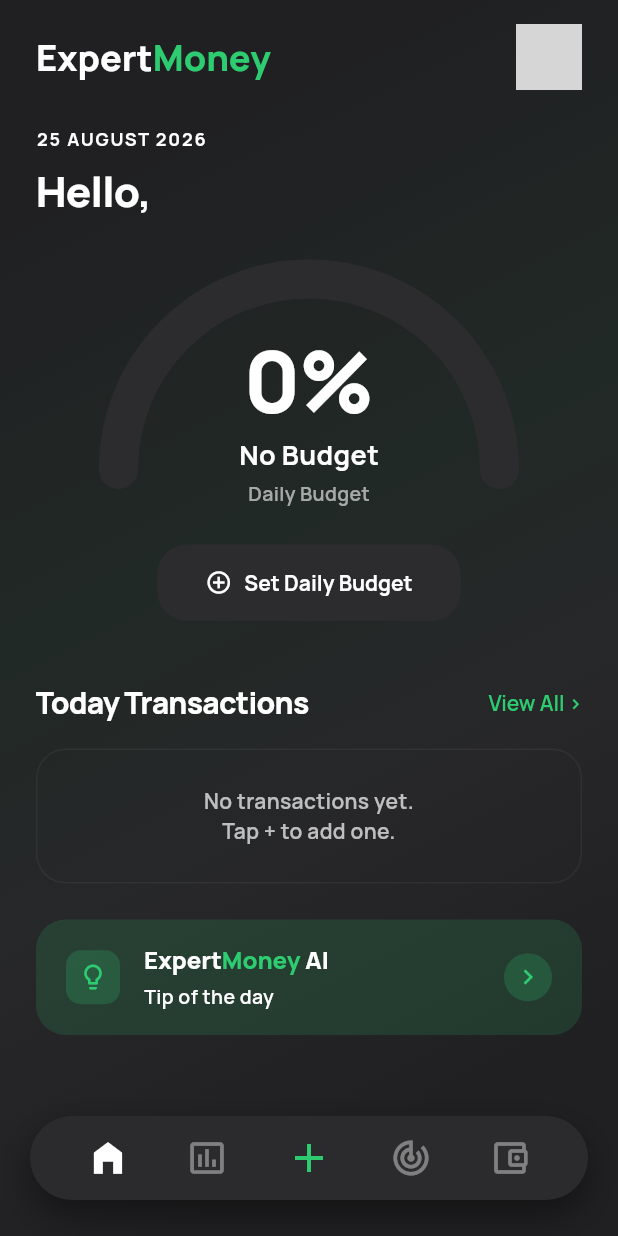
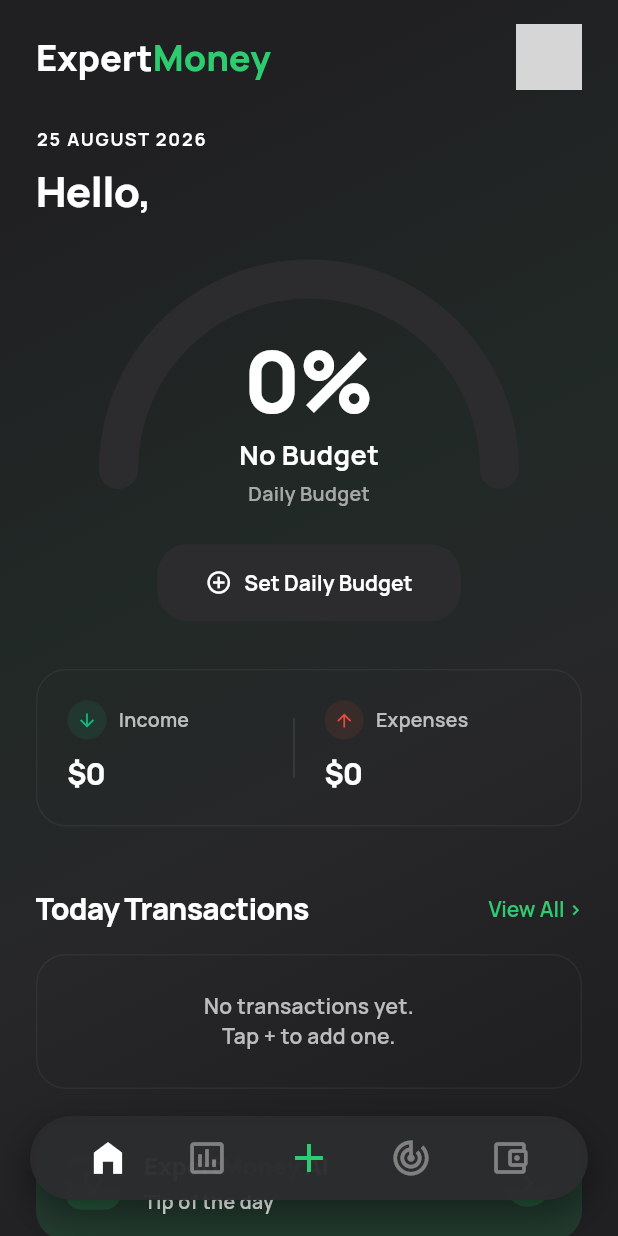
Before and after one commit to matasoo/ExpertMoneyApp, a Flutter app: the DashboardScreen screen opened by its route, on a phone screen of 412 x 824 dp. Run offline on Flutter 3.47's test engine with Material 3 defaults, Android fonts, the phone set to English and light mode, and no system bars; drawn by our look-alikes of flutter_animate; our stand-ins replace cloud_firestore, firebase_auth, firebase_core, firebase_storage, fl_chart, flutter_dotenv and 8 more; accounts and stored records are empty; network calls fail; grey boxes are pictures that could not be loaded.

Commit message:
feat: add monthly summary to dashboard

```diff
--- a/lib/features/dashboard/presentation/dashboard_screen.dart
+++ b/lib/features/dashboard/presentation/dashboard_screen.dart
@@ -128,6 +128,8 @@ class _DashboardScreenState extends ConsumerState<DashboardScreen> {
               _buildGreeting(userProfile),
               SizedBox(height: 32),
               _buildDonutChart(percentage, dailyBudget, todayExpenses),
+              SizedBox(height: 32),
+              _buildMonthlySummary(transactions),
               if (recurringPayments.isNotEmpty || credits.isNotEmpty) ...[
                 SizedBox(height: 40),
                 _buildUpcomingPayments(recurringPayments, credits),
@@ -348,6 +350,89 @@ class _DashboardScreenState extends ConsumerState<DashboardScreen> {
         ),
       ],
     ).animate().fadeIn(delay: 500.ms);
+  }
+
+  Widget _buildMonthlySummary(List<dynamic> transactions) {
+    final now = DateTime.now();
+    double income = 0;
+    double expense = 0;
+
+    for (var t in transactions) {
+      if (t.date.year == now.year && t.date.month == now.month) {
+        if (t.isExpense) {
+          expense += t.amount;
+        } else {
+          income += t.amount;
+        }
+      }
+    }
+
+    final currency = ref.watch(currencyProvider);
+
+    return Container(
+      padding: EdgeInsets.all(20),
+      decoration: BoxDecoration(
+        color: Colors.transparent,
+        borderRadius: BorderRadius.circular(20),
+        border: Border.all(color: Theme.of(context).colorScheme.onSurface.withValues(alpha: 0.05)),
+      ),
+      child: Row(
+        children: [
+          Expanded(
+            child: Column(
+              crossAxisAlignment: CrossAxisAlignment.start,
+              children: [
+                Row(
+                  children: [
+                    Container(
+                      padding: EdgeInsets.all(6),
+                      decoration: BoxDecoration(
+                        color: Color(0xFF10b981).withValues(alpha: 0.1),
+                        shape: BoxShape.circle,
+                      ),
+                      child: Icon(Icons.arrow_downward, color: Color(0xFF10b981), size: 14),
+                    ),
+                    SizedBox(width: 8),
+                    Text('Income', style: GoogleFonts.manrope(color: Theme.of(context).colorScheme.onSurface.withValues(alpha: 0.7), fontSize: 13, fontWeight: FontWeight.w600)),
+                  ],
+                ),
+                SizedBox(height: 8),
+                Text('$currency${income.toStringAsFixed(0)}', style: GoogleFonts.manrope(color: Theme.of(context).colorScheme.onSurface, fontSize: 20, fontWeight: FontWeight.w800, letterSpacing: -0.5)),
+              ],
+            ),
+          ),
+          Container(
+            width: 1,
+            height: 40,
+            color: Theme.of(context).colorScheme.onSurface.withValues(alpha: 0.1),
+          ),
+          SizedBox(width: 20),
+          Expanded(
+            child: Column(
+              crossAxisAlignment: CrossAxisAlignment.start,
+              children: [
+                Row(
+                  children: [
+                    Container(
+                      padding: EdgeInsets.all(6),
+                      decoration: BoxDecoration(
+                        color: Theme.of(context).colorScheme.error.withValues(alpha: 0.1),
+                        shape: BoxShape.circle,
+                      ),
+                      child: Icon(Icons.arrow_upward, color: Theme.of(context).colorScheme.error, size: 14),
+                    ),
+                    SizedBox(width: 8),
+                    Text('Expenses', style: GoogleFonts.manrope(color: Theme.of(context).colorScheme.onSurface.withValues(alpha: 0.7), fontSize: 13, fontWeight: FontWeight.w600)),
+                  ],
+                ),
+                SizedBox(height: 8),
+                Text('$currency${expense.toStringAsFixed(0)}', style: GoogleFonts.manrope(color: Theme.of(context).colorScheme.onSurface, fontSize: 20, fontWeight: FontWeight.w800, letterSpacing: -0.5)),
+              ],
+            ),
+          ),
+        ],
+      ),
+    ).animate().fadeIn(delay: 450.ms).slideY(begin: 0.1);
   }
 
   Widget _buildUpcomingPayments(List<RecurringPaymentModel> recurringPayments, List<CreditModel> credits) {
```
Also changed, not shown: 1 other file.
